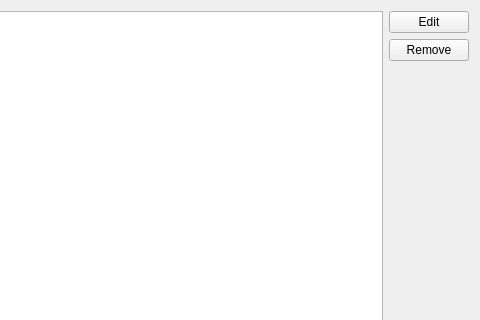
The window that src/plugins/poshuku/plugins/fatape/userscriptsmanagerwidget.ui (0xd34df00d/leechcraft) describes before a commit, drawn with Qt 5; both pictures show x 212 to 692 and y 0 to 320 of the 692 by 503 pixel window.
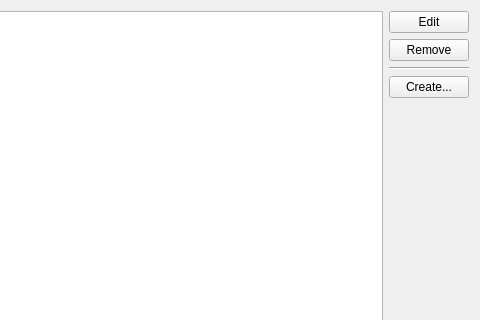
The same window after the commit.

Commit message: [Poshuku FA] Added script creation action.

What changed in the file:
```diff
--- a/src/plugins/poshuku/plugins/fatape/userscriptsmanagerwidget.ui
+++ b/src/plugins/poshuku/plugins/fatape/userscriptsmanagerwidget.ui
@@ -45,6 +45,23 @@
          </property>
         </widget>
        </item>
+       <item>
+        <widget class="Line" name="line">
+         <property name="orientation">
+          <enum>Qt::Horizontal</enum>
+         </property>
+        </widget>
+       </item>
+       <item>
+        <widget class="QPushButton" name="Create_">
+         <property name="text">
+          <string>Create...</string>
+         </property>
+         <property name="ActionIcon" stdset="0">
+          <string>document-new</string>
+         </property>
+        </widget>
+       </item>
        <item>
         <spacer name="verticalSpacer">
          <property name="orientation">
```
The commit also changes 2 other files.
